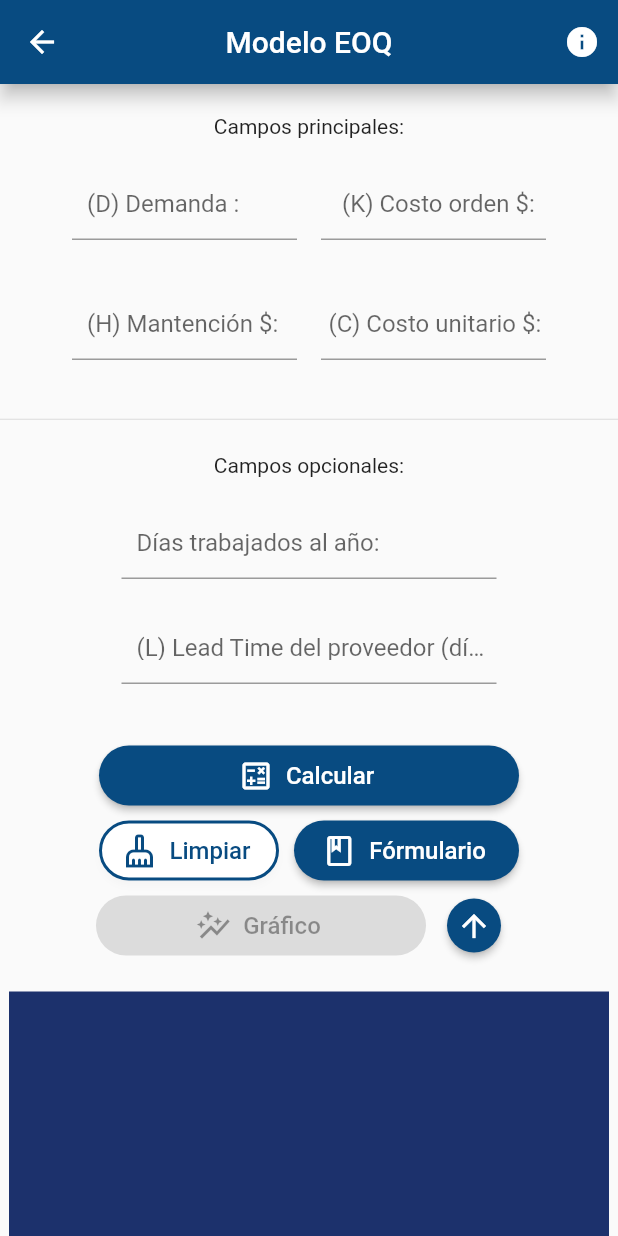
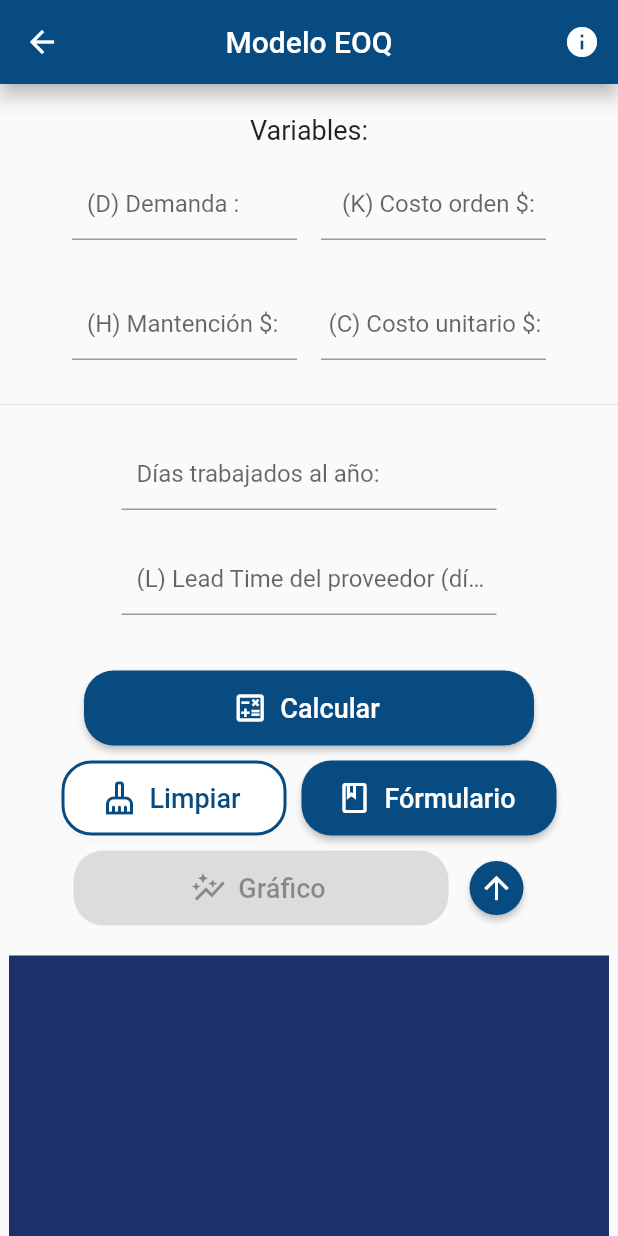
Before and after one commit to Develocrist/alphagii, a Flutter app: the MyCalculator screen opened directly, on a phone screen of 412 x 824 dp. Run offline on Flutter 3.47's test engine with Material 2 defaults, Android fonts, the phone set to English and light mode, and no system bars; our stand-ins replace syncfusion_flutter_charts.

Commit message:
ni idea que hice acá

```diff
--- a/lib/screens/calculator1_screen.dart
+++ b/lib/screens/calculator1_screen.dart
@@ -460,11 +460,11 @@ class Calculadora extends State<MyCalculator> {
                     height: 20,
                   ),
                   const Text(
-                    'Campos principales:',
-                    style: TextStyle(fontSize: 14),
+                    'Variables:',
+                    style: TextStyle(fontSize: 18),
                   ),
                   const SizedBox(
-                    height: 20,
+                    height: 15,
                   ),
                   Row(
                     //parte visual de los campos de texto, a los cuales se les asignan los controladores declarados mas arriba
@@ -556,7 +556,7 @@ class Calculadora extends State<MyCalculator> {
                     )
                   ]),
                   const SizedBox(
-                    height: 30,
+                    height: 20,
                   ),
                   Column(
                     children: [
@@ -564,13 +564,13 @@ class Calculadora extends State<MyCalculator> {
                         height: 15,
                       ),
                       const SizedBox(
-                        height: 15,
+                        height: 10,
                       ),
-                      const Text('Campos opcionales:',
-                          style: TextStyle(fontSize: 14)),
-                      const SizedBox(
-                        height: 15,
-                      ),
+                      // const Text('Campos opcionales:',
+                      //     style: TextStyle(fontSize: 14)),
+                      // const SizedBox(
+                      //   height: 15,
+                      // ),
                       Padding(
                         padding: const EdgeInsets.symmetric(vertical: 5),
                         child: SizedBox(
@@ -715,15 +715,15 @@ class Calculadora extends State<MyCalculator> {
                         backgroundColor: const Color.fromRGBO(8, 75, 129, 10),
                         shape: RoundedRectangleBorder(
                             borderRadius: BorderRadius.circular(20)),
-                        fixedSize: const Size(280, 40)),
+                        fixedSize: const Size(300, 50)),
                     label: const Text(
                       'Calcular',
-                      style: TextStyle(fontSize: 16),
+                      style: TextStyle(fontSize: 18),
                     ),
                     icon: const Icon(Icons.calculate_outlined),
                   ),
                   const SizedBox(
-                    height: 2,
+                    height: 10,
                   ),
                   Row(
                     mainAxisAlignment: MainAxisAlignment.center,
@@ -743,13 +743,13 @@ class Calculadora extends State<MyCalculator> {
                               width: 2,
                               color: Color.fromRGBO(8, 75, 129, 1),
                             ),
-                            fixedSize: const Size(120, 40),
+                            fixedSize: const Size(150, 50),
                             shape: RoundedRectangleBorder(
                                 borderRadius: BorderRadius.circular(20))),
                         label: const Text(
                           'Limpiar',
                           style: TextStyle(
-                              fontSize: 16,
+                              fontSize: 18,
                               color: Color.fromRGBO(8, 75, 129, 1)),
                         ),
                         icon: const Icon(
@@ -769,17 +769,17 @@ class Calculadora extends State<MyCalculator> {
                                 const Color.fromRGBO(8, 75, 129, 10),
                             shape: RoundedRectangleBorder(
                                 borderRadius: BorderRadius.circular(20)),
-                            fixedSize: const Size(150, 40)),
+                            fixedSize: const Size(170, 50)),
                         label: const Text(
                           'Fórmulario',
-                          style: TextStyle(fontSize: 16),
+                          style: TextStyle(fontSize: 18),
                         ),
                         icon: const Icon(Icons.class_outlined),
                       ),
                     ],
                   ),
                   const SizedBox(
-                    height: 2,
+                    height: 10,
                   ),
                   Row(
                     mainAxisAlignment: MainAxisAlignment.center,
@@ -830,10 +830,10 @@ class Calculadora extends State<MyCalculator> {
                                 const Color.fromRGBO(8, 75, 129, 10),
                             shape: RoundedRectangleBorder(
                                 borderRadius: BorderRadius.circular(20)),
-                            fixedSize: const Size(220, 40)),
+                            fixedSize: const Size(250, 50)),
                         label: const Text(
                           'Gráfico',
-                          style: TextStyle(fontSize: 16),
+                          style: TextStyle(fontSize: 18),
                         ),
                         icon: const Icon(Icons.auto_graph_outlined),
                       ),
--- a/lib/screens/graph_screen.dart
+++ b/lib/screens/graph_screen.dart
@@ -133,7 +133,7 @@ class _GraphScreenState extends State<GraphScreen> {
                               isVisible: true,
                               showZeroValue: false,
                               labelAlignment: ChartDataLabelAlignment.top),
-                          enableTooltip: false,
+                          enableTooltip: true,
                           markerSettings: const MarkerSettings(
                             isVisible: true,
                           )),
--- a/lib/widgets/formula_alert.dart
+++ b/lib/widgets/formula_alert.dart
@@ -437,7 +437,7 @@ class Alertas {
         builder: (context) {
           return AlertDialog(
             title: const Text(
-              "AGII \n Apoyo a la Gestión de Ingenieria en los Inventarios. ",
+              "AGII \n Apoyo a la Gestión de Ingeniería en los Inventarios. ",
               textAlign: TextAlign.center,
             ),
             iconColor: Colors.blue,
@@ -446,8 +446,9 @@ class Alertas {
               size: 40,
             ),
             content: const Text(
-              "Aplicación de Apoyo a la gestión de los Inventarios. \n Creada gracias a la gestión de la UMD, para los estudiantes de Ingenieria de la Universidad de la Serena. \n Desarrolladores: \n - Cristofer Torrejón. \n - Cristian Araya. ",
+              "Aplicación de Apoyo a la gestión de los Inventarios. \n Creada gracias a la gestión de la Unidad de Mejoramiento Docente para los estudiantes de Ingenieria de la Universidad de La Serena. \n \n Desarrolladores: \n - Cristofer Torrejón. \n - Cristian Araya. ",
               textAlign: TextAlign.justify,
+              style: TextStyle(fontSize: 16),
             ),
             shape:
                 RoundedRectangleBorder(borderRadius: BorderRadius.circular(10)),
```
Also changed, not shown: 2 other files.
